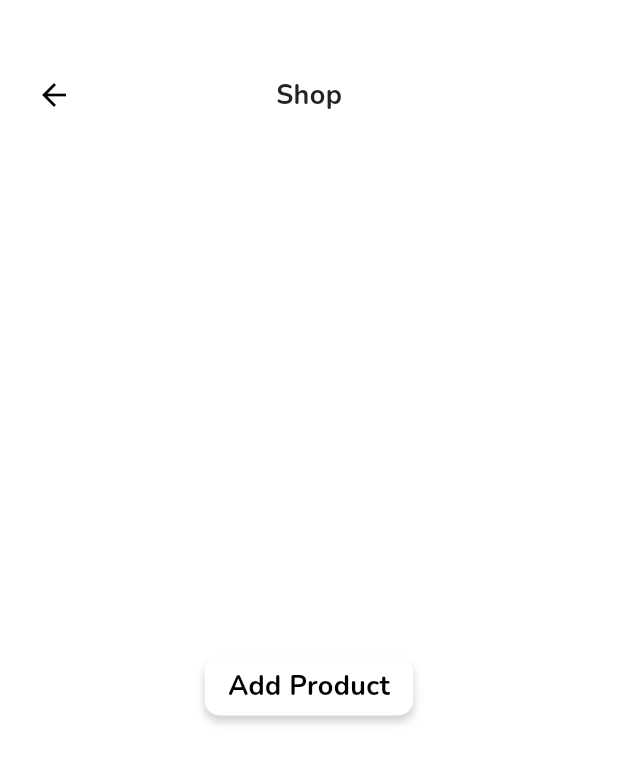
After one commit to Gld-Mx24483/S.D.T.F.C, a Flutter app: the FashShopScreen screen opened directly, on a phone screen of 412 x 824 dp. The commit adds this screen. Shown: the top 763 px of the screen. Run offline on Flutter 3.47's test engine with Material 3 defaults, Android fonts, the light colour scheme and no system bars; our stand-ins replace flutter_map, google_fonts, latlong2, location, logger; missing offline and left inert: flutter_paystack_max.

Commit message:
fash shop

```diff
--- a/client/lib/designer_main_screen.dart
+++ b/client/lib/designer_main_screen.dart
@@ -1,11 +1,14 @@
 // designer_main_screen.dart
 import 'dart:async';
+
 import 'package:flutter/material.dart';
+import 'package:google_fonts/google_fonts.dart';
+
+import 'bottom_navigation_bar.dart';
 import 'fash_dgn_dash.dart';
-import 'bottom_navigation_bar.dart';
 import 'fash_dgn_wallet.dart';
+import 'fash_shop.dart';
 import 'no_record_screen.dart';
-import 'package:google_fonts/google_fonts.dart';
 
 class DesignerMainScreen extends StatefulWidget {
   final bool isNewDesigner;
@@ -97,7 +100,7 @@ class _DesignerMainScreenState extends State<DesignerMainScreen>
           _currentScreen = const WalletScreen();
           break;
         case 'Shop':
-          // _currentScreen = const ShopScreen();
+          _currentScreen = const FashShopScreen();
           break;
         case 'Profile':
           // _currentScreen = const ProfileScreen();
--- /dev/null
+++ b/client/lib/fash_shop.dart
@@ -0,0 +1,91 @@
+//fash_shop.dart
+import 'package:flutter/material.dart';
+
+class FashShopScreen extends StatelessWidget {
+  const FashShopScreen({super.key});
+
+  @override
+  Widget build(BuildContext context) {
+    return Scaffold(
+      body: Container(
+        width: double.infinity,
+        height: double.infinity,
+        color: Colors.white,
+        child: Column(
+          children: [
+            Padding(
+              padding: const EdgeInsets.only(top: 35),
+              child: Container(
+                width: double.infinity,
+                height: 56,
+                decoration: const BoxDecoration(),
+                child: Row(
+                  mainAxisAlignment: MainAxisAlignment.spaceBetween,
+                  children: [
+                    InkWell(
+                      onTap: () {
+                        Navigator.pop(context);
+                      },
+                      child: Container(
+                        width: 24,
+                        height: 24,
+                        margin: const EdgeInsets.only(left: 20),
+                        padding: const EdgeInsets.symmetric(horizontal: 4.0),
+                        child: const Icon(
+                          Icons.arrow_back,
+                          color: Color.fromARGB(255, 1, 1, 1),
+                        ),
+                      ),
+                    ),
+                    const Text(
+                      'Shop',
+                      style: TextStyle(
+                        fontFamily: 'Nunito',
+                        fontSize: 18,
+                        fontWeight: FontWeight.w700,
+                        color: Color(0xFF232323),
+                      ),
+                    ),
+                    const SizedBox(width: 44),
+                  ],
+                ),
+              ),
+            ),
+            const Spacer(),
+            Center(
+              child: Container(
+                width: 139,
+                height: 39,
+                decoration: const BoxDecoration(
+                  borderRadius: BorderRadius.all(
+                    Radius.circular(10),
+                  ),
+                  color: Color.fromARGB(255, 255, 255, 255),
+                  boxShadow: [
+                    BoxShadow(
+                      color: Color.fromARGB(44, 0, 0, 0),
+                      blurRadius: 4,
+                      offset: Offset(0, 4),
+                    ),
+                  ],
+                ),
+                child: Center(
+                  child: Text(
+                    'Add Product',
+                    style: TextStyle(
+                      fontFamily: 'Nunito',
+                      fontSize: 18,
+                      fontWeight: FontWeight.w700,
+                      color: const Color(0xFF000000).withOpacity(1),
+                    ),
+                  ),
+                ),
+              ),
+            ),
+            const Spacer(),
+          ],
+        ),
+      ),
+    );
+  }
+}
--- a/client/lib/notification.dart
+++ b/client/lib/notification.dart
@@ -1,3 +1,4 @@
+//notification.dart
 import 'package:flutter/material.dart';
 
 class NotificationScreen extends StatelessWidget {
```
